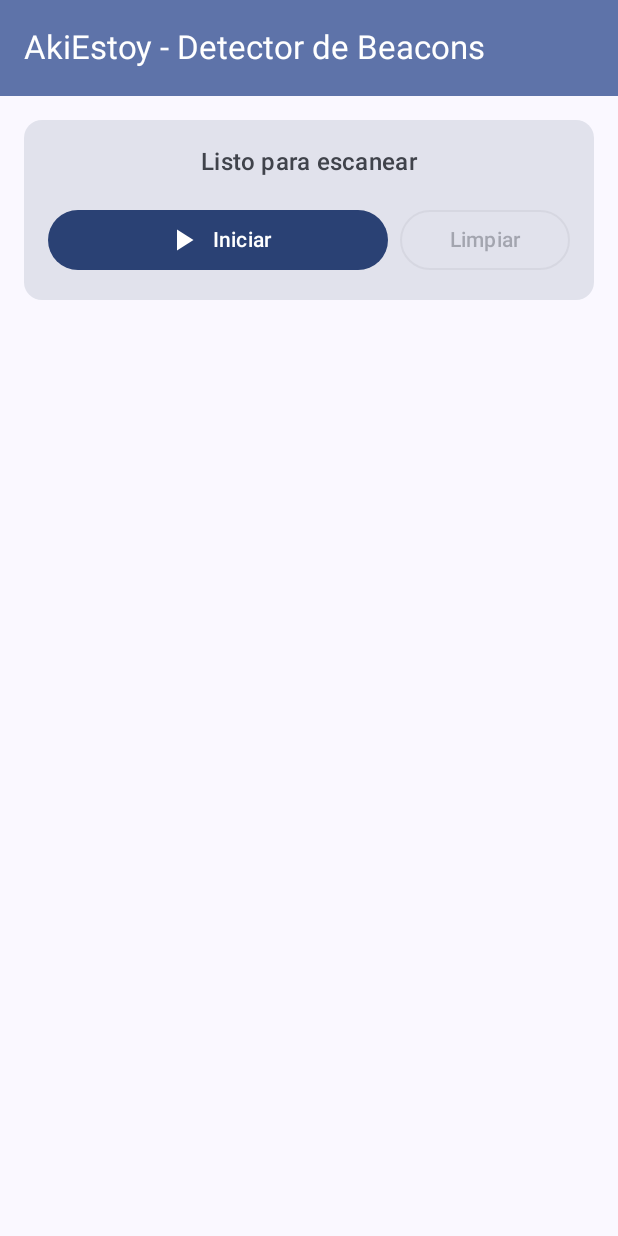
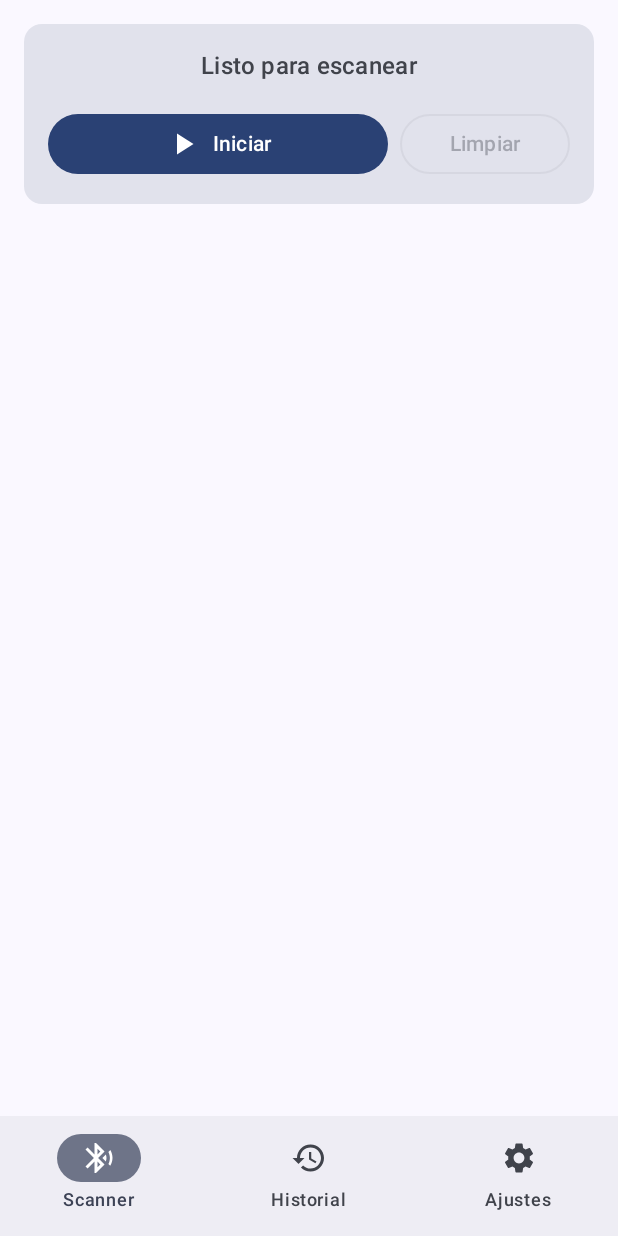
Before and after one commit to Obrium/akistoy-mobile, an Android app built with Jetpack Compose: the screen it shows after launch (MainActivity), on a phone screen of 412 x 824 dp. Run offline under Robolectric (Android 15) with nearby library versions, the phone set to English and light mode, and no system bars; libraries missing offline, so code that uses them is left out: org.altbeacon.beacon; 8 statements that could not run were skipped.

Commit message:
feat: Add bottom navigation bar with 3 screens
- Add Navigation Compose dependency
- Create NavDestinations with Scanner, History, and Settings
- Implement MainScreen with BottomNavigationBar
- Add HistoryScreen placeholder
- Add SettingsScreen with app info and scan timer display
- Refactor BeaconScreen to work without own Scaffold
- Filter to show only iBeacons (not all BLE devices)
- Update header text to 'iBeacons Detectados'
- Use BluetoothSearching icon for Scanner tab

```diff
--- a/app/build.gradle.kts
+++ b/app/build.gradle.kts
@@ -60,6 +60,9 @@ dependencies {
     implementation("androidx.lifecycle:lifecycle-viewmodel-compose:2.8.7")
     implementation("androidx.lifecycle:lifecycle-runtime-compose:2.8.7")
 
+    // Navigation
+    implementation("androidx.navigation:navigation-compose:2.8.4")
+
     // AltBeacon - Detección de iBeacons
     implementation("org.altbeacon:android-beacon-library:2.20.6")
 
--- a/app/src/main/java/com/akiestoy/beacons/MainActivity.kt
+++ b/app/src/main/java/com/akiestoy/beacons/MainActivity.kt
@@ -11,8 +11,15 @@ import androidx.compose.foundation.layout.*
 import androidx.compose.material3.*
 import androidx.compose.runtime.*
 import androidx.compose.ui.Modifier
+import androidx.navigation.compose.NavHost
+import androidx.navigation.compose.composable
+import androidx.navigation.compose.currentBackStackEntryAsState
+import androidx.navigation.compose.rememberNavController
 import com.akiestoy.beacons.ui.BeaconScreen
 import com.akiestoy.beacons.ui.BeaconViewModel
+import com.akiestoy.beacons.ui.navigation.NavDestination
+import com.akiestoy.beacons.ui.screens.HistoryScreen
+import com.akiestoy.beacons.ui.screens.SettingsScreen
 import com.akiestoy.beacons.ui.theme.AkiEstoyTheme
 
 class MainActivity : ComponentActivity() {
@@ -37,16 +44,11 @@ class MainActivity : ComponentActivity() {
 
         setContent {
             AkiEstoyTheme {
-                Surface(
-                    modifier = Modifier.fillMaxSize(),
-                    color = MaterialTheme.colorScheme.background
-                ) {
-                    BeaconScreen(
-                        viewModel = viewModel,
-                        onRequestPermissions = { requestPermissions() },
-                        hasPermissions = hasPermissions
-                    )
-                }
+                MainScreen(
+                    viewModel = viewModel,
+                    hasPermissions = hasPermissions,
+                    onRequestPermissions = { requestPermissions() }
+                )
             }
         }
 
@@ -104,3 +106,63 @@ class MainActivity : ComponentActivity() {
         }
     }
 }
+
+@OptIn(ExperimentalMaterial3Api::class)
+@Composable
+fun MainScreen(
+    viewModel: BeaconViewModel,
+    hasPermissions: Boolean,
+    onRequestPermissions: () -> Unit
+) {
+    val navController = rememberNavController()
+    val navBackStackEntry by navController.currentBackStackEntryAsState()
+    val currentRoute = navBackStackEntry?.destination?.route
+
+    Scaffold(
+        bottomBar = {
+            NavigationBar {
+                NavDestination.items.forEach { destination ->
+                    NavigationBarItem(
+                        icon = {
+                            Icon(
+                                imageVector = destination.icon,
+                                contentDescription = destination.title
+                            )
+                        },
+                        label = { Text(destination.title) },
+                        selected = currentRoute == destination.route,
+                        onClick = {
+                            navController.navigate(destination.route) {
+                                popUpTo(navController.graph.startDestinationId) {
+                                    saveState = true
+                                }
+                                launchSingleTop = true
+                                restoreState = true
+                            }
+                        }
+                    )
+                }
+            }
+        }
+    ) { paddingValues ->
+        NavHost(
+            navController = navController,
+            startDestination = NavDestination.Scanner.route,
+            modifier = Modifier.padding(paddingValues)
+        ) {
+            composable(NavDestination.Scanner.route) {
+                BeaconScreen(
+                    viewModel = viewModel,
+                    onRequestPermissions = onRequestPermissions,
+                    hasPermissions = hasPermissions
+                )
+            }
+            composable(NavDestination.History.route) {
+                HistoryScreen()
+            }
+            composable(NavDestination.Settings.route) {
+                SettingsScreen()
+            }
+        }
+    }
+}
--- a/app/src/main/java/com/akiestoy/beacons/ui/BeaconScreen.kt
+++ b/app/src/main/java/com/akiestoy/beacons/ui/BeaconScreen.kt
@@ -24,7 +24,6 @@ import androidx.compose.ui.unit.dp
 import com.akiestoy.beacons.model.BeaconDetection
 import com.akiestoy.beacons.model.ProximityZone
 
-@OptIn(ExperimentalMaterial3Api::class)
 @Composable
 fun BeaconScreen(
     viewModel: BeaconViewModel,
@@ -36,21 +35,9 @@ fun BeaconScreen(
     val filteredScanLogs by viewModel.filteredScanLogs.collectAsState()
     val searchQuery by viewModel.searchQuery.collectAsState()
 
-    Scaffold(
-        topBar = {
-            TopAppBar(
-                title = { Text("AkiEstoy - Detector de Beacons") },
-                colors = TopAppBarDefaults.topAppBarColors(
-                    containerColor = MaterialTheme.colorScheme.primaryContainer,
-                    titleContentColor = MaterialTheme.colorScheme.onPrimaryContainer
-                )
-            )
-        }
-    ) { paddingValues ->
     Column(
         modifier = Modifier
             .fillMaxSize()
-                .padding(paddingValues)
             .padding(16.dp),
         horizontalAlignment = Alignment.CenterHorizontally
     ) {
@@ -85,7 +72,6 @@ fun BeaconScreen(
             // Lista de beacons detectados (filtrados)
             if (detections.isNotEmpty()) {
                 BeaconList(detections = detections)
-            }
             }
     }
 }
--- /dev/null
+++ b/app/src/main/java/com/akiestoy/beacons/ui/navigation/NavDestinations.kt
@@ -0,0 +1,38 @@
+package com.akiestoy.beacons.ui.navigation
+
+import androidx.compose.material.icons.Icons
+import androidx.compose.material.icons.automirrored.filled.BluetoothSearching
+import androidx.compose.material.icons.filled.History
+import androidx.compose.material.icons.filled.Settings
+import androidx.compose.ui.graphics.vector.ImageVector
+
+/**
+ * Destinos de navegación de la app
+ */
+sealed class NavDestination(
+    val route: String,
+    val title: String,
+    val icon: ImageVector
+) {
+    data object Scanner : NavDestination(
+        route = "scanner",
+        title = "Scanner",
+        icon = Icons.AutoMirrored.Filled.BluetoothSearching
+    )
+
+    data object History : NavDestination(
+        route = "history",
+        title = "Historial",
+        icon = Icons.Default.History
+    )
+
+    data object Settings : NavDestination(
+        route = "settings",
+        title = "Ajustes",
+        icon = Icons.Default.Settings
+    )
+
+    companion object {
+        val items = listOf(Scanner, History, Settings)
+    }
+}
```
Also changed, not shown: app/src/main/java/com/akiestoy/beacons/ui/screens/HistoryScreen.kt (added, +38 -0 lines), app/src/main/java/com/akiestoy/beacons/ui/screens/SettingsScreen.kt (added, +73 -0 lines). Lines whose indentation alone changed are shown as unchanged.
